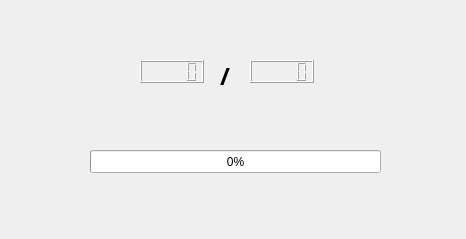
Old version of the form Visualizer/dnnclient.ui in the repository TeMaVa/Annotator.
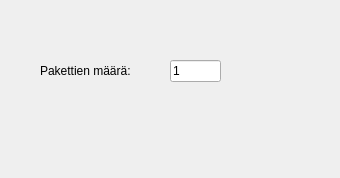
New version of the form.

```diff
--- a/Visualizer/dnnclient.ui
+++ b/Visualizer/dnnclient.ui
@@ -6,65 +6,37 @@
    <rect>
     <x>0</x>
     <y>0</y>
-    <width>466</width>
-    <height>239</height>
+    <width>340</width>
+    <height>178</height>
    </rect>
   </property>
   <property name="windowTitle">
    <string>Please, be patient</string>
   </property>
-  <widget class="QProgressBar" name="progressBar">
+  <widget class="QLineEdit" name="lineEdit">
    <property name="geometry">
     <rect>
-     <x>90</x>
-     <y>150</y>
-     <width>291</width>
-     <height>23</height>
-    </rect>
-   </property>
-   <property name="value">
-    <number>0</number>
-   </property>
-  </widget>
-  <widget class="QLCDNumber" name="image_n">
-   <property name="geometry">
-    <rect>
-     <x>140</x>
+     <x>170</x>
      <y>60</y>
-     <width>64</width>
-     <height>23</height>
+     <width>51</width>
+     <height>22</height>
     </rect>
    </property>
-  </widget>
-  <widget class="QLCDNumber" name="N_images">
-   <property name="geometry">
-    <rect>
-     <x>250</x>
-     <y>60</y>
-     <width>64</width>
-     <height>23</height>
-    </rect>
+   <property name="text">
+    <string>1</string>
    </property>
   </widget>
   <widget class="QLabel" name="label">
    <property name="geometry">
     <rect>
-     <x>220</x>
+     <x>40</x>
      <y>60</y>
-     <width>21</width>
-     <height>31</height>
+     <width>111</width>
+     <height>21</height>
     </rect>
    </property>
-   <property name="font">
-    <font>
-     <family>padmaa</family>
-     <pointsize>18</pointsize>
-     <weight>75</weight>
-     <bold>true</bold>
-    </font>
-   </property>
    <property name="text">
-    <string>/</string>
+    <string>Pakettien määrä:</string>
    </property>
   </widget>
  </widget>
```
